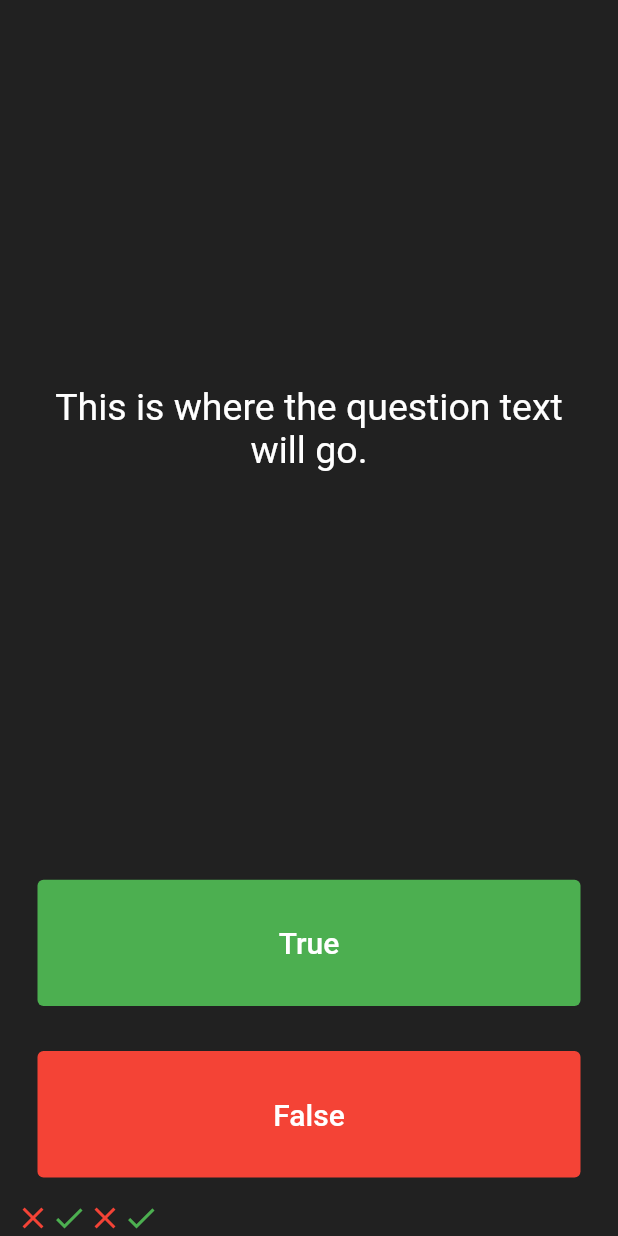
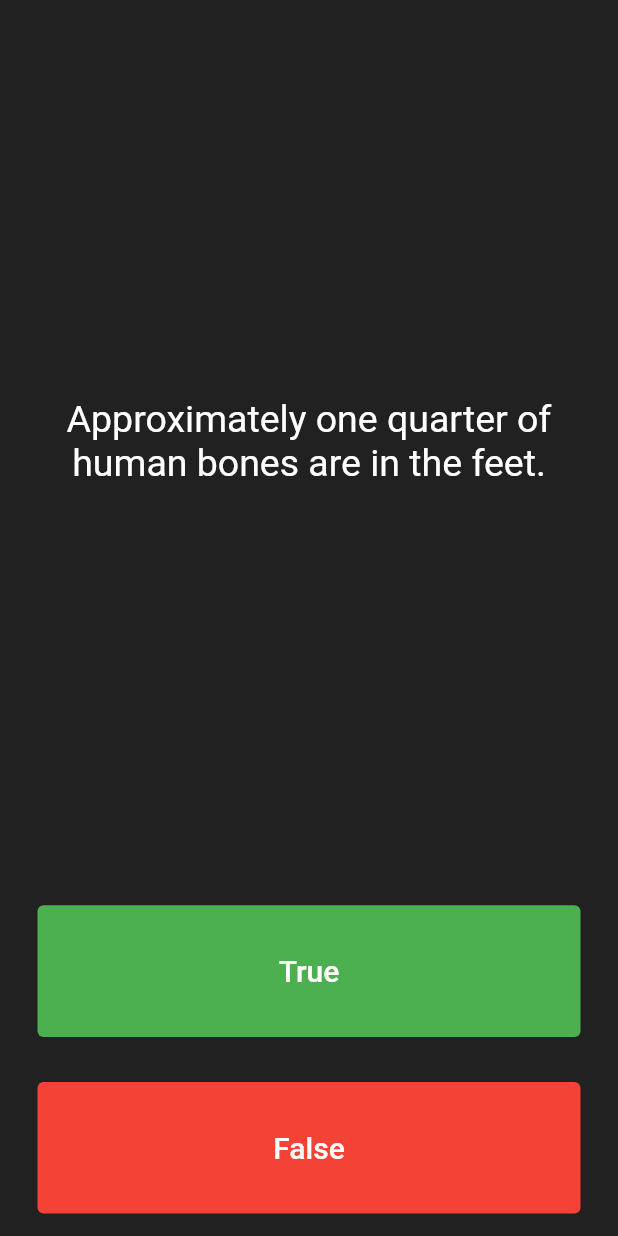
Before and after one commit to salvadorlemus/Flutter, a Flutter app: the screen it shows after launch, after a tap on "True", on a phone screen of 412 x 824 dp. Run offline on Flutter 3.47's test engine with Material 2 defaults, Android fonts, the phone set to English and light mode, and no system bars.

Commit message:
Added list for questions and answers.

```diff
--- a/lib/main.dart
+++ b/lib/main.dart
@@ -26,16 +26,21 @@ class QuizPage extends StatefulWidget {
 
 class _QuizPageState extends State<QuizPage> {
 
-  List <Widget> scoreKeeper = [
-    Icon(Icons.close,
-        color: Colors.red),
-    Icon(Icons.check,
-        color: Colors.green),
-    Icon(Icons.close,
-        color: Colors.red),
-    Icon(Icons.check,
-        color: Colors.green),
+  List <Widget> scoreKeeper = [];
+
+  List <String> questions = [
+    'You can lead a cow down stairs but not up stairs.',
+    'Approximately one quarter of human bones are in the feet.',
+    'A slug\'s blood is green.'
   ];
+
+  List <bool> answers = [
+    false,
+    true,
+    true
+  ];
+
+  int questionNumber = 0;
 
   @override
   Widget build(BuildContext context) {
@@ -49,7 +54,7 @@ class _QuizPageState extends State<QuizPage> {
             padding: EdgeInsets.all(10.0),
             child: Center(
               child: Text(
-                'This is where the question text will go.',
+                questions[questionNumber],
                 textAlign: TextAlign.center,
                 style: TextStyle(
                   fontSize: 25.0,
@@ -75,6 +80,16 @@ class _QuizPageState extends State<QuizPage> {
                 ),
                 onPressed: () {
                   //The user picked true.
+
+                  if(answers[questionNumber] == true){
+                    print('User got it right!');
+                  } else {
+                    print('User got it wrong!');
+                  }
+
+                  setState(() {
+                    questionNumber++;
+                  });
                 },
             ),
           ),
@@ -94,7 +109,17 @@ class _QuizPageState extends State<QuizPage> {
                   ),
                 ),
                 onPressed: () {
+
+                  if(answers[questionNumber] == false){
+                    print('User got it right!');
+                  } else {
+                    print('User got it wrong!');
+                  }
+
                   //The user picked false.
+                  setState(() {
+                    questionNumber++;
+                  });
                 },
             ),
           ),
```
